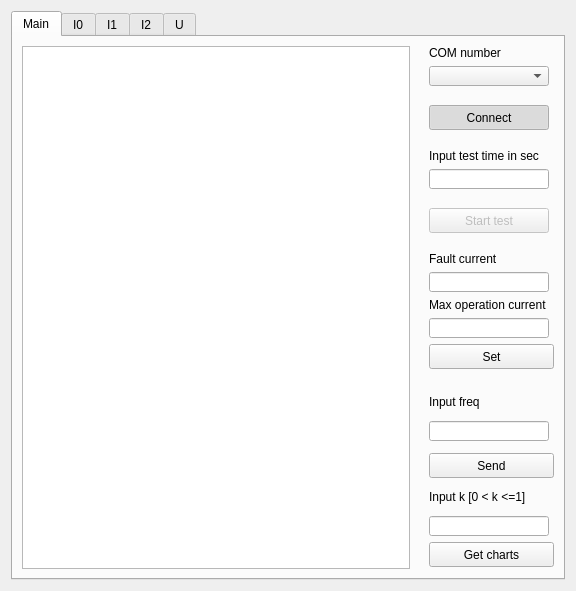
TamaraSoloveva/DvigMon, file widget.ui: the form before one commit.
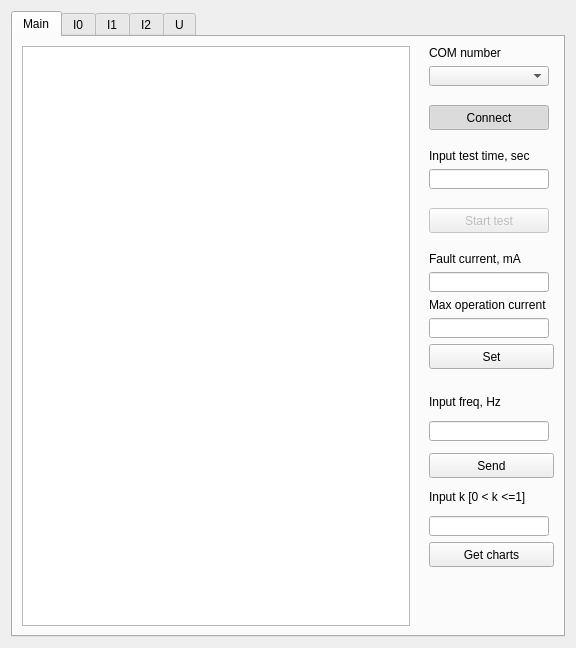
The form after the commit.

Patch:
```diff
--- a/widget.ui
+++ b/widget.ui
@@ -7,7 +7,7 @@
     <x>0</x>
     <y>0</y>
     <width>576</width>
-    <height>579</height>
+    <height>648</height>
    </rect>
   </property>
   <property name="windowTitle">
@@ -146,7 +146,7 @@
            <item>
             <widget class="QLabel" name="label_2">
              <property name="text">
-              <string>Input test time in sec</string>
+              <string>Input test time, sec</string>
              </property>
             </widget>
            </item>
@@ -235,7 +235,7 @@
            <item>
             <widget class="QLabel" name="label_3">
              <property name="text">
-              <string>Fault current</string>
+              <string>Fault current, mA</string>
              </property>
             </widget>
            </item>
@@ -328,7 +328,7 @@
            <item>
             <widget class="QLabel" name="label_4">
              <property name="text">
-              <string>Input freq</string>
+              <string>Input freq, Hz</string>
              </property>
             </widget>
            </item>
```
